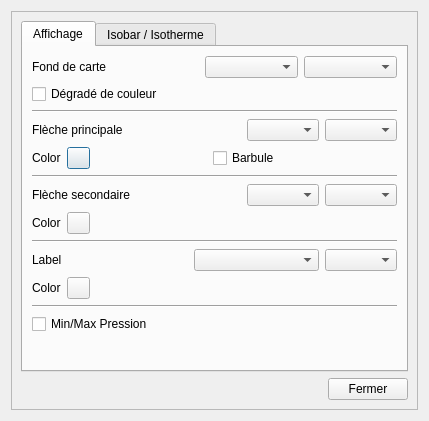
Before: the Qt Designer form src/Ui/DialogGribDrawing.ui in nohal/qtVlm, drawn with Qt 5.
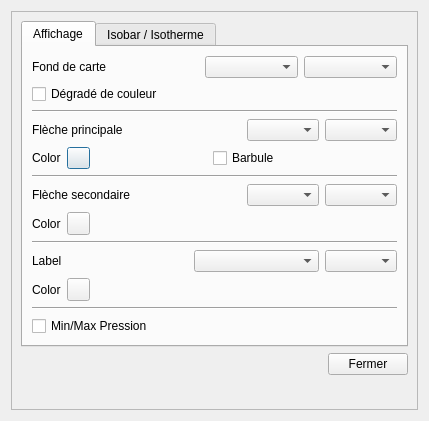
After: the same form once the commit is applied.

```diff
--- a/src/Ui/DialogGribDrawing.ui
+++ b/src/Ui/DialogGribDrawing.ui
@@ -417,19 +417,6 @@
              </property>
             </widget>
            </item>
-           <item>
-            <spacer name="verticalSpacer">
-             <property name="orientation">
-              <enum>Qt::Vertical</enum>
-             </property>
-             <property name="sizeHint" stdset="0">
-              <size>
-               <width>20</width>
-               <height>40</height>
-              </size>
-             </property>
-            </spacer>
-           </item>
           </layout>
          </widget>
          <widget class="QWidget" name="tab_iso">
@@ -745,6 +732,19 @@
          </item>
         </layout>
        </item>
+       <item>
+        <spacer name="verticalSpacer">
+         <property name="orientation">
+          <enum>Qt::Vertical</enum>
+         </property>
+         <property name="sizeHint" stdset="0">
+          <size>
+           <width>20</width>
+           <height>40</height>
+          </size>
+         </property>
+        </spacer>
+       </item>
       </layout>
      </widget>
     </widget>
```
Left out of the diff: 32 changed lines with no effect on the pictures.
